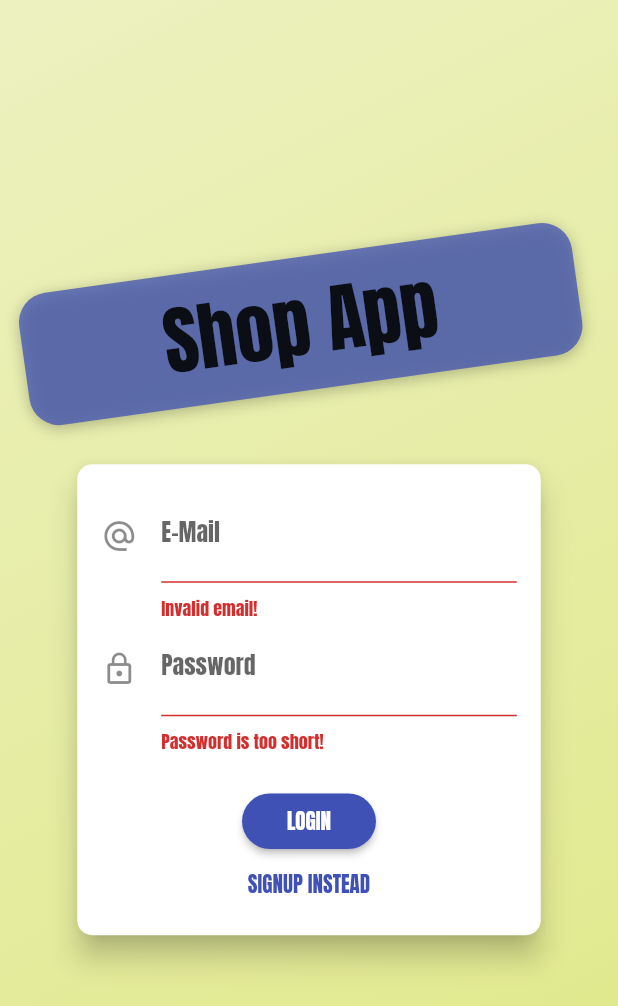
After one commit to ofek4454/ShopApp, a Flutter app: the screen it shows after launch, after a tap on "LOGIN", on a phone screen of 412 x 824 dp. The commit adds this screen. Shown: the top 1006 px of the screen. Run offline on Flutter 3.47's test engine with Material 2 defaults, Android fonts, the phone set to English and light mode, and no system bars; our stand-ins replace shared_preferences; network calls fail.

Commit message:
05072020

```diff
--- a/lib/main.dart
+++ b/lib/main.dart
@@ -7,9 +7,12 @@ import './screens/cart_screen.dart';
 import './providers/products_provider.dart';
 import './providers/Cart.dart';
 import './providers/orders.dart';
+import './providers/auth.dart';
 import './screens/orders_screen.dart';
 import './screens/manage_products_screen.dart';
 import './screens/edit_product_screen.dart';
+import './screens/auth_screen.dart';
+import './screens/splash_screen.dart';
 
 void main() {
   runApp(MyApp());
@@ -21,16 +24,28 @@ class MyApp extends StatelessWidget {
     return MultiProvider(
       providers: [
         ChangeNotifierProvider(
-          create: (ctx) => ProductsProvider(),
+          create: (ctx) => Auth(),
+        ),
+        ChangeNotifierProxyProvider<Auth, ProductsProvider>(
+          update: (ctx, auth, prevProducts) => ProductsProvider(
+            auth.token,
+            auth.userId,
+            prevProducts == null ? [] : prevProducts.products,
+          ),
+        ),
+        ChangeNotifierProxyProvider<Auth, Orders>(
+          update: (ctx, auth, prevOrders) => Orders(
+            auth.token,
+            auth.userId,
+            prevOrders == null ? [] : prevOrders.items,
+          ),
         ),
         ChangeNotifierProvider(
           create: (ctx) => Cart(),
         ),
-        ChangeNotifierProvider(
-          create: (ctx) => Orders(),
-        ),
       ],
-      child: MaterialApp(
+      child: Consumer<Auth>(
+        builder: (ctx, auth, child) => MaterialApp(
           debugShowCheckedModeBanner: false,
           title: 'ShopApp',
           theme: ThemeData(
@@ -38,7 +53,15 @@ class MyApp extends StatelessWidget {
             accentColor: Colors.lime,
             fontFamily: 'Anton',
           ),
-        home: ProductsOverViewScreen(),
+          home: auth.isAuth
+              ? ProductsOverViewScreen()
+              : FutureBuilder(
+                  future: auth.tryAutoLogIn(),
+                  builder: (ctx, snapshot) =>
+                      snapshot.connectionState == ConnectionState.waiting
+                          ? SplashScreen()
+                          : AuthScreen(),
+                ),
           routes: {
             ProductDetailScreen.routeName: (ctx) => ProductDetailScreen(),
             CartScreen.routeName: (ctx) => CartScreen(),
@@ -47,6 +70,7 @@ class MyApp extends StatelessWidget {
             EditProductScreen.routeName: (ctx) => EditProductScreen(),
           },
         ),
+      ),
     );
   }
 }
--- /dev/null
+++ b/lib/models/http_exception.dart
@@ -0,0 +1,11 @@
+class HttpException implements Exception {
+  final String message;
+
+  HttpException(this.message);
+
+  @override
+  String toString() {
+    return message;
+    // return super.toString(); // Instance of HttpException
+  }
+}
--- /dev/null
+++ b/lib/providers/auth.dart
@@ -0,0 +1,127 @@
+import 'dart:convert';
+import 'dart:async';
+
+import 'package:flutter/widgets.dart';
+import 'package:http/http.dart' as http;
+import 'package:shared_preferences/shared_preferences.dart';
+
+import '../models/http_exception.dart';
+
+class Auth with ChangeNotifier {
+  String _token;
+  String _userId;
+  DateTime _expairedTime;
+  Timer _logOutTimer;
+
+  bool get isAuth {
+    return token != null;
+  }
+
+  String get userId {
+    return _userId;
+  }
+
+  String get token {
+    if (_token != null &&
+        _expairedTime != null &&
+        _expairedTime.isAfter(DateTime.now())) {
+      return _token;
+    }
+    return null;
+  }
+
+  Future<void> _authindication(
+      String email, String password, String reqType) async {
+    final url =
+        'https://identitytoolkit.googleapis.com/v1/accounts:$reqType?key=AIzaSyBvDWL5jgpuWR7rh5n9cWvPf38O48neN2o';
+
+    try {
+      final response = await http.post(
+        url,
+        body: json.encode(
+          {
+            'email': email,
+            'password': password,
+            'returnSecureToken': true,
+          },
+        ),
+      );
+      final responseData = json.decode(response.body);
+      if (responseData['error'] != null) {
+        throw HttpException(responseData['error']['message']);
+      }
+      _token = responseData['idToken'];
+      _userId = responseData['localId'];
+      _expairedTime = DateTime.now().add(
+        Duration(
+          seconds: int.parse(
+            responseData['expiresIn'],
+          ),
+        ),
+      );
+      autoLogOut();
+      notifyListeners();
+      final prefs = await SharedPreferences.getInstance();
+      final userData = json.encode(
+        {
+          'token': _token,
+          'userId': _userId,
+          'expiryDate': _expairedTime.toIso8601String(),
+        },
+      );
+      prefs.setString('userData', userData);
+      print('prefs put String');
+      prefs.commit();
+    } catch (error) {
+      throw error;
+    }
+  }
+
+  Future<void> signUp(String email, String password) async {
+    return _authindication(email, password, 'signUp');
+  }
+
+  Future<void> logIn(String email, String password) async {
+    return _authindication(email, password, 'signInWithPassword');
+  }
+
+  Future<void> logOut() async {
+    _token = null;
+    _userId = null;
+    _expairedTime = null;
+    if (_logOutTimer != null) {
+      _logOutTimer.cancel();
+      _logOutTimer = null;
+    }
+    notifyListeners();
+    final pref = await SharedPreferences.getInstance();
+    pref.remove('userData');
+  }
+
+  void autoLogOut() {
+    if (_logOutTimer != null) {
+      _logOutTimer.cancel();
+    }
+    final timeToExpiry = _expairedTime.difference(DateTime.now()).inSeconds;
+    _logOutTimer = Timer(Duration(seconds: timeToExpiry), logOut);
+  }
+
+  Future<bool> tryAutoLogIn() async {
+    final pref = await SharedPreferences.getInstance();
+    if (!pref.containsKey('userData')) {
+      return false;
+    }
+    final userData =
+        json.decode(pref.getString('userData')) as Map<String, Object>;
+    final expDate = DateTime.parse(userData['expiryDate']);
+    if (expDate.isBefore(DateTime.now())) {
+      return false;
+    }
+    _token = userData['token'];
+    _userId = userData['userId'];
+    _expairedTime = expDate;
+    autoLogOut();
+    notifyListeners();
+    return true;
+  }
+}
--- /dev/null
+++ b/lib/screens/auth_screen.dart
@@ -0,0 +1,80 @@
+import 'dart:math';
+
+import 'package:flutter/material.dart';
+
+import '../widgets/auth_card.dart';
+
+class AuthScreen extends StatelessWidget {
+  static const routeName = '/auth';
+
+  @override
+  Widget build(BuildContext context) {
+    final deviceSize = MediaQuery.of(context).size;
+    return Scaffold(
+      body: Stack(
+        children: <Widget>[
+          Container(
+            decoration: BoxDecoration(
+              gradient: LinearGradient(
+                colors: [
+                  Theme.of(context).accentColor.withOpacity(0.3),
+                  Theme.of(context).accentColor.withOpacity(0.6),
+                  /*Color.fromRGBO(215, 117, 255, 1).withOpacity(0.5),
+                  Color.fromRGBO(255, 188, 117, 1).withOpacity(0.9),*/
+                ],
+                begin: Alignment.topLeft,
+                end: Alignment.bottomRight,
+                stops: [0, 1],
+              ),
+            ),
+          ),
+          SingleChildScrollView(
+            child: Container(
+              height: deviceSize.height,
+              width: deviceSize.width,
+              child: Column(
+                mainAxisAlignment: MainAxisAlignment.center,
+                crossAxisAlignment: CrossAxisAlignment.center,
+                children: <Widget>[
+                  Flexible(
+                    child: Container(
+                      margin: EdgeInsets.only(bottom: 20.0),
+                      padding:
+                          EdgeInsets.symmetric(vertical: 8.0, horizontal: 94.0),
+                      transform: Matrix4.rotationZ(-8 * pi / 180)
+                        ..translate(-10.0),
+                      decoration: BoxDecoration(
+                        borderRadius: BorderRadius.circular(20),
+                        color: Theme.of(context).primaryColor.withOpacity(0.75),
+                        boxShadow: [
+                          BoxShadow(
+                            blurRadius: 8,
+                            color: Colors.black26,
+                            offset: Offset(0, 2),
+                          )
+                        ],
+                      ),
+                      child: Text(
+                        'Shop App',
+                        style: TextStyle(
+                          color: Theme.of(context).accentTextTheme.title.color,
+                          fontSize: 50,
+                          fontFamily: 'Anton',
+                          fontWeight: FontWeight.normal,
+                        ),
+                      ),
+                    ),
+                  ),
+                  Flexible(
+                    flex: deviceSize.width > 600 ? 2 : 1,
+                    child: AuthCard(),
+                  ),
+                ],
+              ),
+            ),
+          ),
+        ],
+      ),
+    );
+  }
+}
--- /dev/null
+++ b/lib/screens/splash_screen.dart
@@ -0,0 +1,28 @@
+import 'package:flutter/material.dart';
+
+class SplashScreen extends StatelessWidget {
+  @override
+  Widget build(BuildContext context) {
+    return Scaffold(
+      appBar: AppBar(
+        title: Text('Shop app'),
+        centerTitle: true,
+      ),
+      body: Container(
+        width: double.infinity,
+        child: Column(
+          mainAxisAlignment: MainAxisAlignment.center,
+          crossAxisAlignment: CrossAxisAlignment.center,
+          children: <Widget>[
+            Text(
+              'try to auto logIn',
+              style: Theme.of(context).textTheme.title,
+              textAlign: TextAlign.center,
+            ),
+            CircularProgressIndicator(),
+          ],
+        ),
+      ),
+    );
+  }
+}
--- /dev/null
+++ b/lib/widgets/auth_card.dart
@@ -0,0 +1,203 @@
+import 'package:flutter/material.dart';
+import 'package:provider/provider.dart';
+
+import '../providers/auth.dart';
+import '../models/http_exception.dart';
+
+enum AuthMode {
+  Signup,
+  Login,
+}
+
+class AuthCard extends StatefulWidget {
+  const AuthCard({
+    Key key,
+  }) : super(key: key);
+
+  @override
+  _AuthCardState createState() => _AuthCardState();
+}
+
+class _AuthCardState extends State<AuthCard> {
+  final GlobalKey<FormState> _formKey = GlobalKey();
+  AuthMode _authMode = AuthMode.Login;
+  Map<String, String> _authData = {
+    'email': '',
+    'password': '',
+  };
+  var _isLoading = false;
+  final _passwordController = TextEditingController();
+
+  Future<void> _submit() async {
+    if (!_formKey.currentState.validate()) {
+      // Invalid!
+      return;
+    }
+    _formKey.currentState.save();
+    setState(() {
+      _isLoading = true;
+    });
+    try {
+      if (_authMode == AuthMode.Login) {
+        // Log user in
+        await Provider.of<Auth>(context, listen: false).logIn(
+          _authData['email'],
+          _authData['password'],
+        );
+      } else {
+        // Sign user up
+        await Provider.of<Auth>(context, listen: false).signUp(
+          _authData['email'],
+          _authData['password'],
+        );
+      }
+    } on HttpException catch (error) {
+      var errorMessage = 'Authentication failed';
+      if (error.toString().contains('EMAIL_EXISTS')) {
+        errorMessage = 'This email address is already in use.';
+      } else if (error.toString().contains('INVALID_EMAIL')) {
+        errorMessage = 'This is not a valid email address';
+      } else if (error.toString().contains('WEAK_PASSWORD')) {
+        errorMessage = 'This password is too weak.';
+      } else if (error.toString().contains('EMAIL_NOT_FOUND')) {
+        errorMessage = 'Could not find a user with that email.';
+      } else if (error.toString().contains('INVALID_PASSWORD')) {
+        errorMessage = 'Invalid password.';
+      }
+      _showErrorDialog(errorMessage);
+    } catch (error) {
+      print('error from prefs');
+      const errorMessage =
+          'Could not authenticate you. Please try again later.';
+      _showErrorDialog(errorMessage);
+    }
+    setState(() {
+      _isLoading = false;
+    });
+  }
+
+  void _showErrorDialog(String message) {
+    showDialog(
+      context: context,
+      builder: (ctx) => AlertDialog(
+        title: Text('An Error Occurred!'),
+        content: Text(message),
+        actions: <Widget>[
+          FlatButton(
+            child: Text('Okay'),
+            onPressed: () {
+              Navigator.of(ctx).pop();
+            },
+          )
+        ],
+      ),
+    );
+  }
+
+  void _switchAuthMode() {
+    if (_authMode == AuthMode.Login) {
+      setState(() {
+        _authMode = AuthMode.Signup;
+      });
+    } else {
+      setState(() {
+        _authMode = AuthMode.Login;
+      });
+    }
+  }
+
+  @override
+  Widget build(BuildContext context) {
+    final deviceSize = MediaQuery.of(context).size;
+    return Card(
+      shape: RoundedRectangleBorder(
+        borderRadius: BorderRadius.circular(10.0),
+      ),
+      elevation: 8.0,
+      child: Container(
+        //height: _authMode == AuthMode.Signup ? 320 : 260,
+        //constraints: BoxConstraints(minHeight: _authMode == AuthMode.Signup ? 320 : 260),
+        width: deviceSize.width * 0.75,
+        padding: EdgeInsets.all(16.0),
+        child: Form(
+          key: _formKey,
+          child: SingleChildScrollView(
+            child: Column(
+              children: <Widget>[
+                TextFormField(
+                  decoration: InputDecoration(
+                      labelText: 'E-Mail', icon: Icon(Icons.alternate_email)),
+                  keyboardType: TextInputType.emailAddress,
+                  validator: (value) {
+                    if (value.isEmpty || !value.contains('@')) {
+                      return 'Invalid email!';
+                    }
+                  },
+                  onSaved: (value) {
+                    _authData['email'] = value;
+                  },
+                ),
+                TextFormField(
+                  decoration: InputDecoration(
+                      labelText: 'Password', icon: Icon(Icons.lock_outline)),
+                  obscureText: true,
+                  controller: _passwordController,
+                  validator: (value) {
+                    if (value.isEmpty || value.length < 5) {
+                      return 'Password is too short!';
+                    }
+                  },
+                  onSaved: (value) {
+                    _authData['password'] = value;
+                  },
+                ),
+                if (_authMode == AuthMode.Signup)
+                  TextFormField(
+                    enabled: _authMode == AuthMode.Signup,
+                    decoration: InputDecoration(
+                      labelText: 'Confirm Password',
+                      icon: Icon(Icons.lock_outline),
+                    ),
+                    obscureText: true,
+                    validator: _authMode == AuthMode.Signup
+                        ? (value) {
+                            if (value != _passwordController.text) {
+                              return 'Passwords do not match!';
+                            }
+                          }
+                        : null,
+                  ),
+                SizedBox(
+                  height: 20,
+                ),
+                if (_isLoading)
+                  CircularProgressIndicator()
+                else
+                  RaisedButton(
+                    child:
+                        Text(_authMode == AuthMode.Login ? 'LOGIN' : 'SIGN UP'),
+                    onPressed: _submit,
+                    shape: RoundedRectangleBorder(
+                      borderRadius: BorderRadius.circular(30),
+                    ),
+                    padding:
+                        EdgeInsets.symmetric(horizontal: 30.0, vertical: 8.0),
+                    color: Theme.of(context).primaryColor,
+                    textColor: Theme.of(context).primaryTextTheme.button.color,
+                  ),
+                FlatButton(
+                  child: Text(
+                      '${_authMode == AuthMode.Login ? 'SIGNUP' : 'LOGIN'} INSTEAD'),
+                  onPressed: _switchAuthMode,
+                  padding: EdgeInsets.symmetric(horizontal: 30.0, vertical: 4),
+                  materialTapTargetSize: MaterialTapTargetSize.shrinkWrap,
+                  textColor: Theme.of(context).primaryColor,
+                ),
+              ],
+            ),
+          ),
+        ),
+      ),
+    );
+  }
+}
--- a/lib/widgets/details_page_body.dart
+++ b/lib/widgets/details_page_body.dart
@@ -4,6 +4,7 @@ import 'package:provider/provider.dart';
 
 import '../providers/product.dart';
 import '../providers/Cart.dart';
+import '../providers/auth.dart';
 
 class DetailsPageBody extends StatefulWidget {
   const DetailsPageBody({
@@ -33,6 +34,7 @@ class _DetailsPageBodyState extends State<DetailsPageBody> {
   @override
   Widget build(BuildContext context) {
     final _cart = Provider.of<Cart>(context, listen: false);
+    final _auth = Provider.of<Auth>(context, listen: false);
     return SafeArea(
       child: SingleChildScrollView(
         child: Container(
@@ -68,7 +70,8 @@ class _DetailsPageBodyState extends State<DetailsPageBody> {
                         ),
                         onPressed: () {
                           setState(() {
-                            widget._product.toggleFavoriteStatus();
+                            widget._product.toggleFavoriteStatus(
+                                _auth.token, _auth.userId);
                           });
                         },
                       ),
--- a/lib/widgets/product_item.dart
+++ b/lib/widgets/product_item.dart
@@ -7,6 +7,7 @@ import '../screens/product_detail_screen.dart';
 import '../providers/products_provider.dart';
 import '../widgets/details_page_body.dart';
 import '../screens/edit_product_screen.dart';
+import '../providers/auth.dart';
 
 enum BuildType {
   Row,
@@ -36,6 +37,7 @@ class _ProductItemState extends State<ProductItem> {
     final scaffold = Scaffold.of(context);
     final _product = Provider.of<Product>(context, listen: false);
     final _cart = Provider.of<Cart>(context, listen: false);
+    final _auth = Provider.of<Auth>(context, listen: false);
     return InkWell(
       onTap: () {
         Navigator.of(context)
@@ -125,7 +127,8 @@ class _ProductItemState extends State<ProductItem> {
                             setState(() {
                               isLoading = true;
                             });
-                            await product.toggleFavoriteStatus();
+                            await product.toggleFavoriteStatus(
+                                _auth.token, _auth.userId);
                             scaffold.hideCurrentSnackBar();
                             scaffold.showSnackBar(SnackBar(
                               content: Text(product.isFavorite
--- a/pubspec.yaml
+++ b/pubspec.yaml
@@ -26,6 +26,7 @@ dependencies:
   provider: ^4.1.3
   intl: ^0.16.1
   http: ^0.12.1
+  shared_preferences: ^0.5.7+3
 
 
   # The following adds the Cupertino Icons font to your application.
```
Also changed, not shown: lib/providers/orders.dart (+29 -3 lines), lib/providers/product.dart (+5 -4 lines), lib/providers/products_provider.dart (+28 -45 lines), lib/screens/manage_products_screen.dart (+16 -7 lines), lib/screens/orders_screen.dart (+41 -43 lines), lib/widgets/costum_drawer.dart (+29 -2 lines), pubspec.lock. Lines whose indentation alone changed are shown as unchanged.
